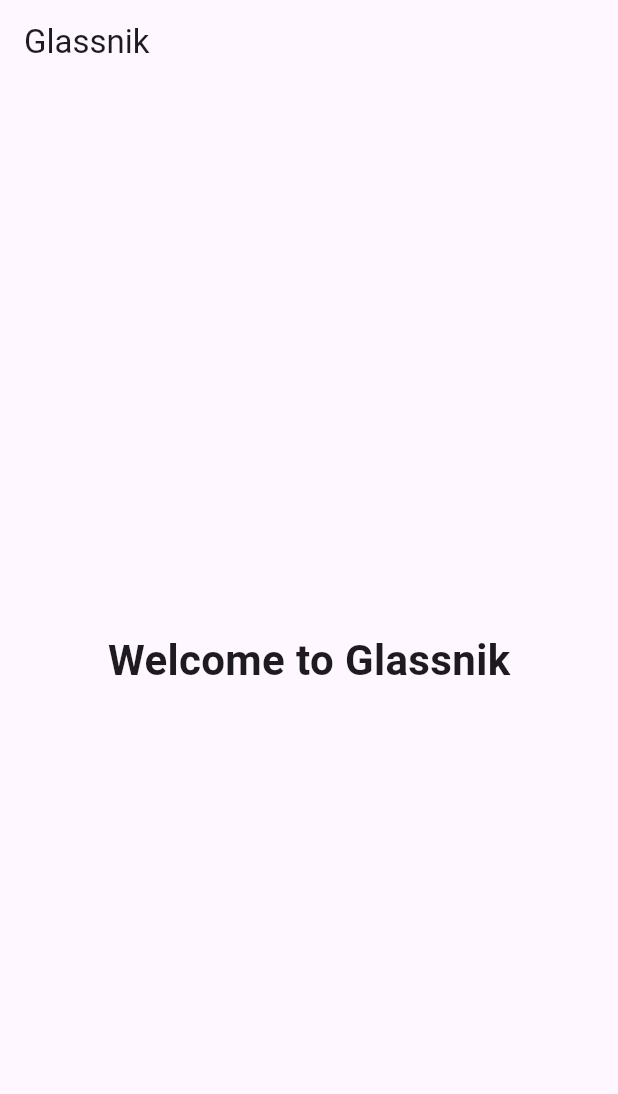
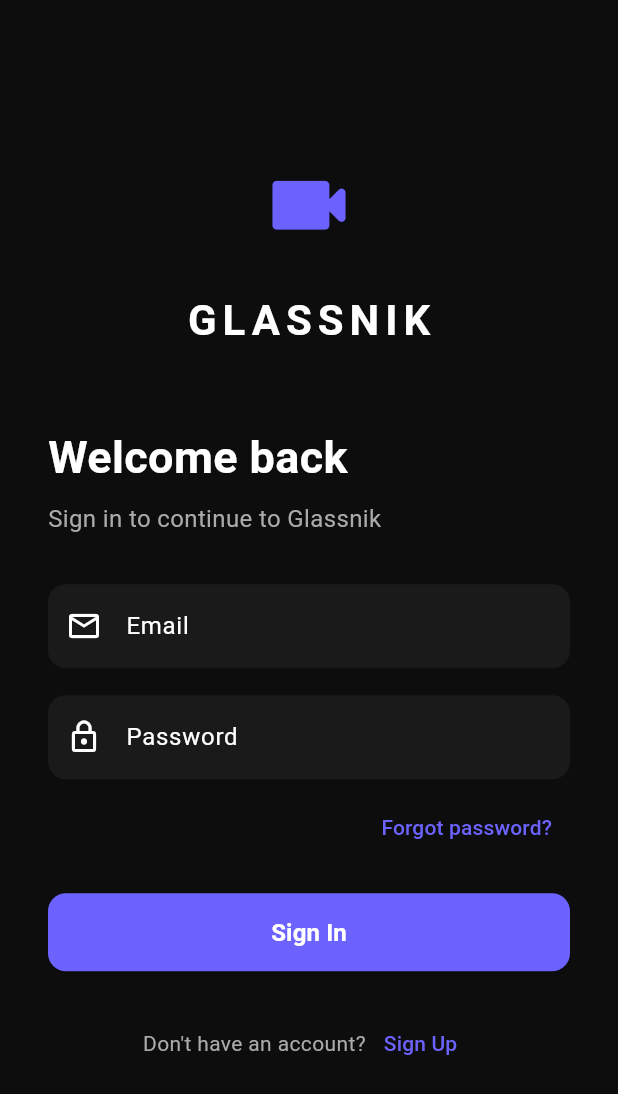
Before and after one commit to jigdrel/glassnik, a Flutter app: the screen it shows after launch, on a phone screen of 412 x 824 dp. Shown: the top 1094 px of the screen. Run offline on Flutter 3.47's test engine with Material 3 defaults, Android fonts, the phone set to English and light mode, and no system bars.

Commit message:
GS-010 create Glassnik login UI

```diff
--- a/lib/main.dart
+++ b/lib/main.dart
@@ -1,4 +1,7 @@
 import 'package:flutter/material.dart';
+
+import 'screens/login_screen.dart';
+import 'theme/app_theme.dart';
 
 void main() {
   runApp(const GlassnikApp());
@@ -12,32 +15,8 @@
     return MaterialApp(
       debugShowCheckedModeBanner: false,
       title: 'Glassnik',
-      theme: ThemeData(
-        primarySwatch: Colors.blue,
-      ),
-      home: const HomeScreen(),
+      theme: AppTheme.darkTheme,
+      home: const LoginScreen(),
     );
   }
 }
-
-class HomeScreen extends StatelessWidget {
-  const HomeScreen({super.key});
-
-  @override
-  Widget build(BuildContext context) {
-    return Scaffold(
-      appBar: AppBar(
-        title: const Text("Glassnik"),
-      ),
-      body: const Center(
-        child: Text(
-          "Welcome to Glassnik",
-          style: TextStyle(
-            fontSize: 28,
-            fontWeight: FontWeight.bold,
-          ),
-        ),
-      ),
-    );
-  }
-}
--- /dev/null
+++ b/lib/screens/login_screen.dart
@@ -0,0 +1,150 @@
+import 'package:flutter/material.dart';
+
+import '../theme/app_colors.dart';
+
+class LoginScreen extends StatelessWidget {
+  const LoginScreen({super.key});
+
+  @override
+  Widget build(BuildContext context) {
+    return Scaffold(
+      body: SafeArea(
+        child: Center(
+          child: SingleChildScrollView(
+            padding: const EdgeInsets.symmetric(
+              horizontal: 32,
+              vertical: 24,
+            ),
+            child: ConstrainedBox(
+              constraints: const BoxConstraints(
+                maxWidth: 420,
+              ),
+              child: Column(
+                crossAxisAlignment: CrossAxisAlignment.start,
+                children: [
+                  const Center(
+                    child: Icon(
+                      Icons.videocam_rounded,
+                      size: 65,
+                      color: AppColors.primary,
+                    ),
+                  ),
+
+                  const SizedBox(height: 24),
+
+                  const Center(
+                    child: Text(
+                      'GLASSNIK',
+                      style: TextStyle(
+                        fontSize: 28,
+                        fontWeight: FontWeight.bold,
+                        letterSpacing: 4,
+                      ),
+                    ),
+                  ),
+
+                  const SizedBox(height: 50),
+
+                  const Text(
+                    'Welcome back',
+                    style: TextStyle(
+                      fontSize: 30,
+                      fontWeight: FontWeight.bold,
+                    ),
+                  ),
+
+                  const SizedBox(height: 8),
+
+                  const Text(
+                    'Sign in to continue to Glassnik',
+                    style: TextStyle(
+                      fontSize: 16,
+                      color: AppColors.textSecondary,
+                    ),
+                  ),
+
+                  const SizedBox(height: 32),
+
+                  const TextField(
+                    keyboardType: TextInputType.emailAddress,
+                    decoration: InputDecoration(
+                      labelText: 'Email',
+                      hintText: 'Enter your email',
+                      prefixIcon: Icon(
+                        Icons.email_outlined,
+                      ),
+                    ),
+                  ),
+
+                  const SizedBox(height: 18),
+
+                  const TextField(
+                    obscureText: true,
+                    decoration: InputDecoration(
+                      labelText: 'Password',
+                      hintText: 'Enter your password',
+                      prefixIcon: Icon(
+                        Icons.lock_outline,
+                      ),
+                    ),
+                  ),
+
+                  const SizedBox(height: 8),
+
+                  Align(
+                    alignment: Alignment.centerRight,
+                    child: TextButton(
+                      onPressed: () {},
+                      child: const Text(
+                        'Forgot password?',
+                      ),
+                    ),
+                  ),
+
+                  const SizedBox(height: 20),
+
+                  SizedBox(
+                    width: double.infinity,
+                    height: 52,
+                    child: ElevatedButton(
+                      onPressed: () {},
+                      child: const Text(
+                        'Sign In',
+                        style: TextStyle(
+                          fontSize: 16,
+                          fontWeight: FontWeight.bold,
+                        ),
+                      ),
+                    ),
+                  ),
+
+                  const SizedBox(height: 24),
+
+                  Row(
+                    mainAxisAlignment:
+                        MainAxisAlignment.center,
+                    children: [
+                      const Text(
+                        "Don't have an account?",
+                        style: TextStyle(
+                          color: AppColors.textSecondary,
+                        ),
+                      ),
+
+                      TextButton(
+                        onPressed: () {},
+                        child: const Text(
+                          'Sign Up',
+                        ),
+                      ),
+                    ],
+                  ),
+                ],
+              ),
+            ),
+          ),
+        ),
+      ),
+    );
+  }
+}
```
